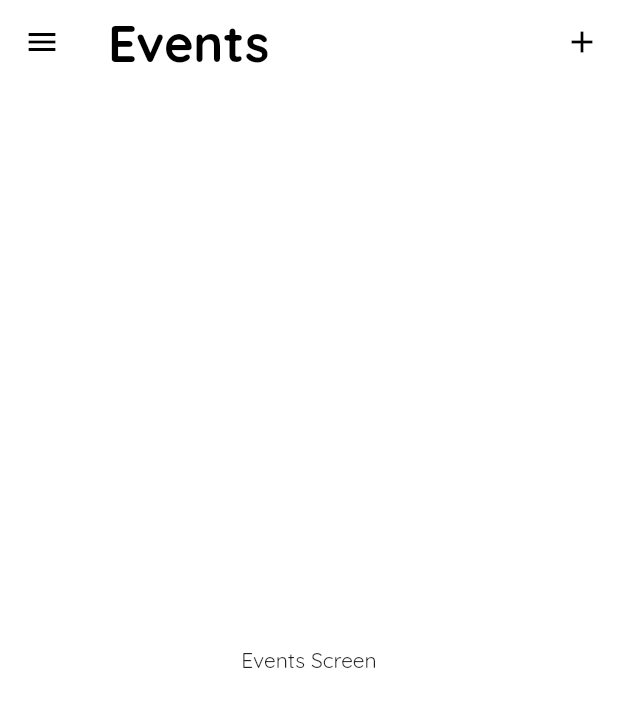
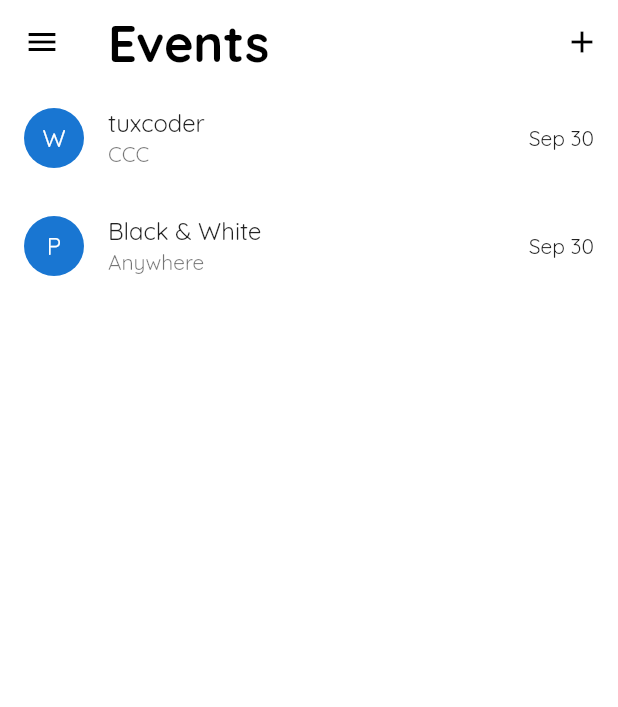
Before and after one commit to navaneethp123/nitk_virtual_guide, a Flutter app: the screen it shows after launch, on a phone screen of 412 x 824 dp. Shown: the top 707 px of the screen. Run offline on Flutter 3.47's test engine with Material 2 defaults, Android fonts, the phone set to English and light mode, and no system bars.

Commit message:
New Events & News Articles can be added and viewed

```diff
--- a/lib/data/events.dart
+++ b/lib/data/events.dart
@@ -0,0 +1,55 @@
+import 'package:flutter/material.dart';
+
+class Event {
+  String id;
+  String title;
+  String organizer;
+  String description;
+  String location;
+  DateTime dateTime;
+
+  Event({
+    this.id,
+    this.title,
+    this.organizer,
+    this.description,
+    this.location,
+    this.dateTime,
+  });
+}
+
+class Events with ChangeNotifier {
+  final _events = [];
+
+  Events() {
+    _events.add(Event(
+      id: '1',
+      title: 'tuxcoder',
+      organizer: 'Web Club NITK',
+      description: 'A coding contest',
+      location: 'CCC',
+      dateTime: DateTime.now(),
+    ));
+
+    _events.add(Event(
+      id: '2',
+      title: 'Black & White',
+      organizer: 'Photography Club NITK',
+      description: 'The best photograph contest',
+      location: 'Anywhere',
+      dateTime: DateTime.now(),
+    ));
+
+    notifyListeners();
+  }
+
+  int get length => _events.length;
+  List<Event> get events => [..._events];
+
+  void addEvent(Event event) {
+    event.id = DateTime.now().toIso8601String();
+    _events.add(event);
+
+    notifyListeners();
+  }
+}
--- a/lib/data/news.dart
+++ b/lib/data/news.dart
@@ -0,0 +1,53 @@
+import 'package:flutter/material.dart';
+
+class Article {
+  String id;
+  String title;
+  String author;
+  DateTime dateTime;
+  String imageUrl;
+  String content;
+
+  Article({
+    this.id,
+    this.title,
+    this.author,
+    this.dateTime,
+    this.imageUrl,
+    this.content,
+  });
+}
+
+class News with ChangeNotifier {
+  final _articles = [];
+
+  News() {
+    _articles.add(Article(
+      id: '1',
+      title: 'Some title',
+      author: 'me',
+      dateTime: DateTime.now(),
+      imageUrl: null,
+      content: 'Some content a;dfiejdjfasijdfsdkfjasoijs;df;ewjf',
+    ));
+
+    _articles.add(Article(
+      id: '2',
+      title: 'Some title 2',
+      author: 'me',
+      dateTime: DateTime.now(),
+      imageUrl: null,
+      content: 'Some content a;dfiejdjfasijdfsdkfjasoijs;df;ewjf',
+    ));
+  }
+
+  int get length => _articles.length;
+  List<Article> get articles => [..._articles];
+
+  void addArticle(Article article) {
+    article.dateTime = DateTime.now();
+    article.id = article.dateTime.toIso8601String();
+    _articles.add(article);
+    notifyListeners();
+  }
+}
--- a/lib/main.dart
+++ b/lib/main.dart
@@ -1,11 +1,16 @@
 import 'package:flutter/material.dart';
+import 'package:provider/provider.dart';
+
+import './data/events.dart';
+import './data/news.dart';
 
 import './ui/screens/add_event_screen.dart';
 import './ui/screens/add_news_article_screen.dart';
+import './ui/screens/article-screen.dart';
 import './ui/screens/events-screen.dart';
 import './ui/screens/news-screen.dart';
 import './ui/screens/mess-screen.dart';
-import './ui/transitions/add_screen_page_route.dart';
+import './ui/transitions/custom_page_route.dart';
 import './ui/transitions/display_screen_page_transition_builder.dart';
 
 main() => runApp(MyApp());
@@ -13,7 +18,12 @@ main() => runApp(MyApp());
 class MyApp extends StatelessWidget {
   @override
   Widget build(BuildContext context) {
-    return MaterialApp(
+    return MultiProvider(
+      providers: [
+        ChangeNotifierProvider<Events>(create: (_) => Events()),
+        ChangeNotifierProvider<News>(create: (_) => News()),
+      ],
+      child: MaterialApp(
         theme: ThemeData(
           primaryColor: Colors.blueAccent,
           scaffoldBackgroundColor: Colors.white,
@@ -51,21 +61,29 @@ class MyApp extends StatelessWidget {
         },
         onGenerateRoute: (settings) {
           Widget screen;
+          TransitionType transitionType;
 
           switch (settings.name) {
             case AddEventsScreen.routeName:
               screen = AddEventsScreen();
+              transitionType = TransitionType.SLIDE;
               break;
             case AddNewsArticleScreen.routeName:
               screen = AddNewsArticleScreen();
+              transitionType = TransitionType.SLIDE;
               break;
+            case ArticleScreen.routeName:
+              screen = ArticleScreen();
+              transitionType = TransitionType.SIZE;
           }
 
-        return AddScreenPageRoute<dynamic>(
+          return CustomPageRoute<dynamic>(
             builder: (context) => screen,
+            transitionType: transitionType,
             settings: settings,
           );
         },
+      ),
     );
   }
 }
--- a/lib/ui/screens/events-screen.dart
+++ b/lib/ui/screens/events-screen.dart
@@ -1,7 +1,13 @@
 import 'package:flutter/material.dart';
+import 'package:intl/intl.dart';
+import 'package:provider/provider.dart';
+
+import '../../data/events.dart';
 
 import './add_event_screen.dart';
 import '../widgets/custom-drawer.dart';
+import '../widgets/event-details.dart';
+import '../widgets/info-tile.dart';
 
 class EventsScreen extends StatefulWidget {
   static const String routeName = 'events-screen';
@@ -13,6 +19,8 @@ class EventsScreen extends StatefulWidget {
 class _EventsScreenState extends State<EventsScreen> {
   @override
   Widget build(BuildContext context) {
+    final events = Provider.of<Events>(context).events;
+
     return Scaffold(
       drawer: CustomDrawer(),
       appBar: AppBar(
@@ -25,8 +33,24 @@ class _EventsScreenState extends State<EventsScreen> {
           ),
         ],
       ),
-      body: Center(
-        child: Text('Events Screen'),
+      body: ListView.builder(
+        itemCount: Provider.of<Events>(context).length,
+        itemBuilder: (context, index) {
+          return InfoTile(
+            title: events[index].title,
+            subtitle: events[index].location,
+            leading: CircleAvatar(
+              child: Text(events[index].organizer[0]),
+            ),
+            trailing: Text(DateFormat.MMMd().format(events[index].dateTime)),
+            onTap: () {
+              showModalBottomSheet(
+                context: context,
+                builder: (_) => EventDetails(events[index]),
+              );
+            },
+          );
+        },
       ),
     );
   }
--- a/lib/ui/transitions/add_screen_page_route.dart
+++ /dev/null
@@ -1,30 +0,0 @@
-import 'package:flutter/material.dart';
-
-class AddScreenPageRoute<T> extends MaterialPageRoute<T> {
-  AddScreenPageRoute({WidgetBuilder builder, RouteSettings settings})
-      : super(builder: builder, settings: settings);
-
-  @override
-  Duration get transitionDuration => Duration(milliseconds: 300);
-
-  @override
-  Widget buildTransitions(
-    BuildContext context,
-    Animation<double> animation,
-    Animation<double> secondaryAnimation,
-    Widget child,
-  ) {
-    if (settings.name == '/') {
-      return child;
-    }
-
-    return SlideTransition(
-      position: Tween<Offset>(begin: Offset(1, 0), end: Offset.zero)
-          .animate(animation),
-      child: child,
-    );
-  }
-}
-
-// A good article. Incase I need it later:
-// https://medium.com/flutter-community/everything-you-need-to-know-about-flutter-page-route-transition-9ef5c1b32823
--- /dev/null
+++ b/lib/ui/transitions/custom_page_route.dart
@@ -0,0 +1,45 @@
+import 'package:flutter/material.dart';
+
+enum TransitionType { SLIDE, SIZE }
+
+class CustomPageRoute<T> extends MaterialPageRoute<T> {
+  TransitionType transitionType;
+
+  CustomPageRoute(
+      {WidgetBuilder builder, RouteSettings settings, this.transitionType})
+      : super(builder: builder, settings: settings);
+
+  @override
+  Duration get transitionDuration => Duration(milliseconds: 300);
+
+  @override
+  Widget buildTransitions(
+    BuildContext context,
+    Animation<double> animation,
+    Animation<double> secondaryAnimation,
+    Widget child,
+  ) {
+    if (settings.name == '/') {
+      return child;
+    }
+
+    if (transitionType == TransitionType.SIZE) {
+      return Align(
+        alignment: Alignment.bottomCenter,
+        child: SizeTransition(
+          sizeFactor: animation,
+          child: child,
+        ),
+      );
+    } else if (transitionType == TransitionType.SLIDE) {
+      return SlideTransition(
+        position: Tween<Offset>(begin: Offset(1, 0), end: Offset.zero)
+            .animate(animation),
+        child: child,
+      );
+    } else {
+      return super
+          .buildTransitions(context, animation, secondaryAnimation, child);
+    }
+  }
+}
--- a/lib/ui/widgets/info-tile.dart
+++ b/lib/ui/widgets/info-tile.dart
@@ -0,0 +1,28 @@
+import 'package:flutter/material.dart';
+
+class InfoTile extends StatelessWidget {
+  final String title;
+  final String subtitle;
+  final Widget leading;
+  final Widget trailing;
+  final Function onTap;
+
+  InfoTile({
+    this.title,
+    this.subtitle,
+    this.leading,
+    this.trailing,
+    this.onTap,
+  });
+
+  @override
+  Widget build(BuildContext context) {
+    return ListTile(
+      trailing: trailing,
+      leading: leading,
+      title: Text(title),
+      subtitle: Text(subtitle),
+      onTap: onTap,
+    );
+  }
+}
--- a/pubspec.yaml
+++ b/pubspec.yaml
@@ -24,6 +24,7 @@ dependencies:
   flutter:
     sdk: flutter
   intl: ^0.16.1
+  provider: ^4.3.2+2
 
 
   # The following adds the Cupertino Icons font to your application.
```
Also changed, not shown: lib/ui/screens/add_event_screen.dart (+10 -6 lines), lib/ui/screens/add_news_article_screen.dart (+9 -5 lines), lib/ui/screens/article-screen.dart (added, +34 -0 lines), lib/ui/screens/news-screen.dart (+26 -2 lines), lib/ui/widgets/event-details.dart (added, +24 -0 lines), pubspec.lock. Lines whose indentation alone changed are shown as unchanged.
